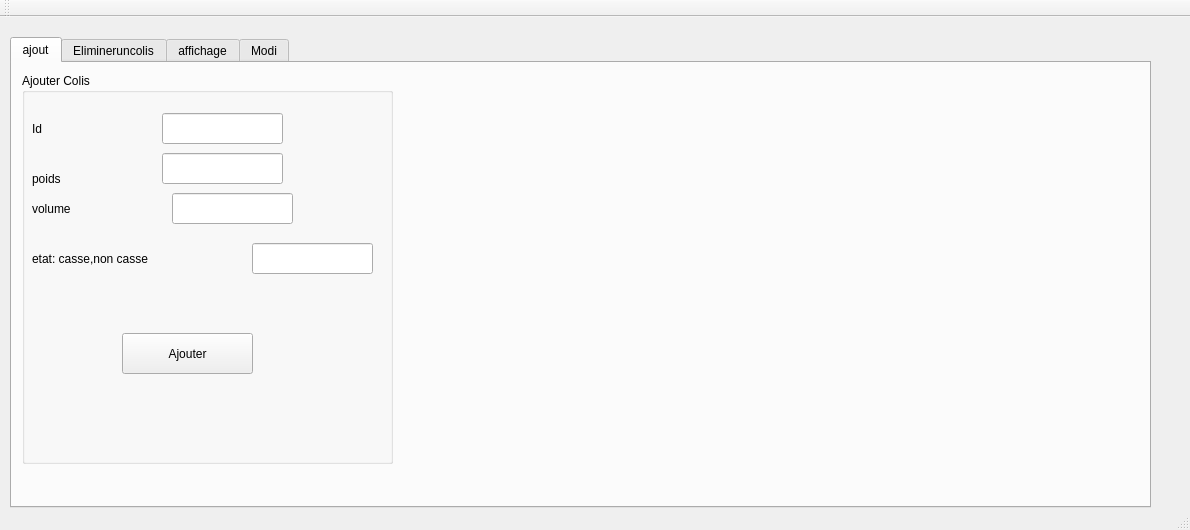
Qt form Atelier_Connexion/mainwindow.ui (Esprit-UP-Algo/projetcpp-2a33-smart-delivery-product) before a commit.
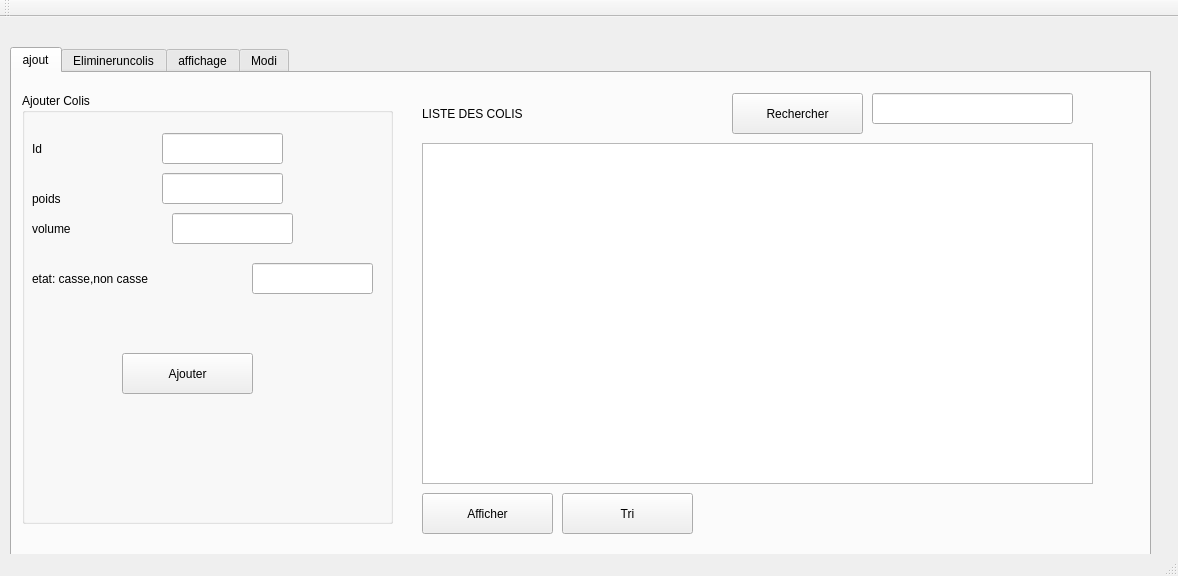
The same form after that commit.

The edit to the form file:
```diff
--- a/Atelier_Connexion/mainwindow.ui
+++ b/Atelier_Connexion/mainwindow.ui
@@ -6,8 +6,8 @@
    <rect>
     <x>0</x>
     <y>0</y>
-    <width>1190</width>
-    <height>530</height>
+    <width>1178</width>
+    <height>576</height>
    </rect>
   </property>
   <property name="windowTitle">
@@ -18,9 +18,9 @@
     <property name="geometry">
      <rect>
       <x>10</x>
-      <y>20</y>
+      <y>30</y>
       <width>1141</width>
-      <height>471</height>
+      <height>511</height>
      </rect>
     </property>
     <property name="currentIndex">
@@ -34,9 +34,9 @@
       <property name="geometry">
        <rect>
         <x>10</x>
-        <y>10</y>
+        <y>20</y>
         <width>371</width>
-        <height>391</height>
+        <height>431</height>
        </rect>
       </property>
       <property name="title">
@@ -148,6 +148,78 @@
        </property>
       </widget>
      </widget>
+     <widget class="QLabel" name="label_10">
+      <property name="geometry">
+       <rect>
+        <x>410</x>
+        <y>10</y>
+        <width>201</width>
+        <height>61</height>
+       </rect>
+      </property>
+      <property name="text">
+       <string>LISTE DES COLIS</string>
+      </property>
+     </widget>
+     <widget class="QTableView" name="tab_ajout">
+      <property name="geometry">
+       <rect>
+        <x>410</x>
+        <y>70</y>
+        <width>671</width>
+        <height>341</height>
+       </rect>
+      </property>
+     </widget>
+     <widget class="QPushButton" name="aff_2">
+      <property name="geometry">
+       <rect>
+        <x>410</x>
+        <y>420</y>
+        <width>131</width>
+        <height>41</height>
+       </rect>
+      </property>
+      <property name="text">
+       <string>Afficher</string>
+      </property>
+     </widget>
+     <widget class="QPushButton" name="tri_2">
+      <property name="geometry">
+       <rect>
+        <x>550</x>
+        <y>420</y>
+        <width>131</width>
+        <height>41</height>
+       </rect>
+      </property>
+      <property name="text">
+       <string>Tri</string>
+      </property>
+     </widget>
+     <widget class="QLineEdit" name="Rech_l">
+      <property name="geometry">
+       <rect>
+        <x>860</x>
+        <y>20</y>
+        <width>201</width>
+        <height>31</height>
+       </rect>
+      </property>
+     </widget>
+     <widget class="QPushButton" name="Rech">
+      <property name="geometry">
+       <rect>
+        <x>720</x>
+        <y>20</y>
+        <width>131</width>
+        <height>41</height>
+       </rect>
+      </property>
+      <property name="text">
+       <string>Rechercher</string>
+      </property>
+     </widget>
     </widget>
     <widget class="QWidget" name="tab2">
      <attribute name="title">
```
